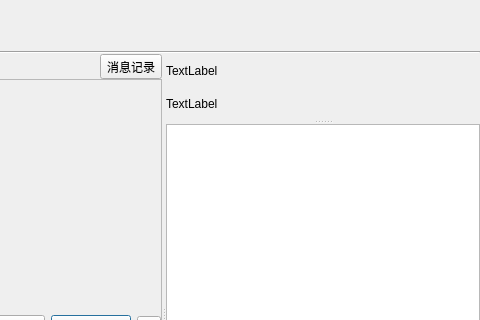
First picture: the form in src/ui/groupchatdlg.ui, repository zhanlangsir/Qtqq, before the edit; both pictures show x 148 to 628 and y 0 to 320 of the 628 by 578 pixel window.
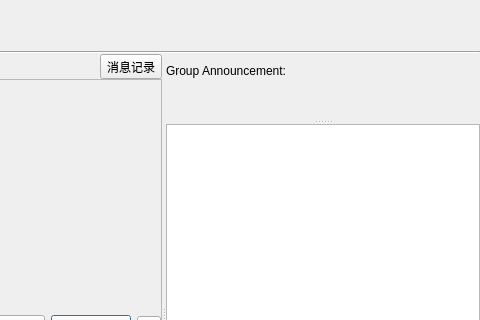
Second picture: the form after the edit.

```diff
--- a/src/ui/groupchatdlg.ui
+++ b/src/ui/groupchatdlg.ui
@@ -362,14 +362,14 @@
         <item>
          <widget class="QLabel" name="label_4">
           <property name="text">
-           <string>TextLabel</string>
+           <string>Group Announcement:</string>
           </property>
          </widget>
         </item>
         <item>
          <widget class="QLabel" name="label_5">
           <property name="text">
-           <string>TextLabel</string>
+           <string/>
           </property>
          </widget>
         </item>
```
Left out of the diff: 4 changed lines with no effect on the pictures.
